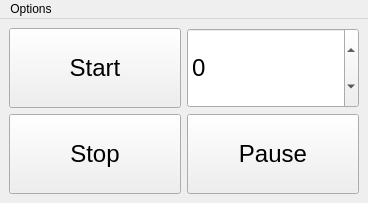
Before: the Qt Designer form ui/mainwindow.ui in AndreWohnsland/TimeTracker, drawn with Qt 5.
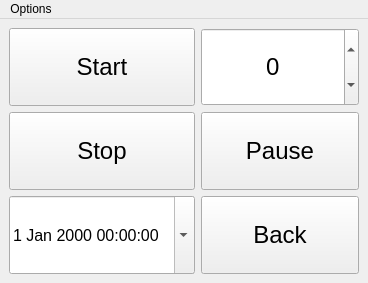
After: the same form once the commit is applied.

Commit message: Update ui elements to show / hide instead create

Patch:
```diff
--- a/ui/mainwindow.ui
+++ b/ui/mainwindow.ui
@@ -7,7 +7,7 @@
     <x>0</x>
     <y>0</y>
     <width>368</width>
-    <height>203</height>
+    <height>283</height>
    </rect>
   </property>
   <property name="windowTitle">
@@ -65,6 +65,30 @@
         </property>
        </widget>
       </item>
+      <item>
+       <widget class="QDateTimeEdit" name="past_datetime_edit">
+        <property name="minimumSize">
+         <size>
+          <width>0</width>
+          <height>50</height>
+         </size>
+        </property>
+        <property name="maximumSize">
+         <size>
+          <width>200</width>
+          <height>100</height>
+         </size>
+        </property>
+        <property name="font">
+         <font>
+          <pointsize>12</pointsize>
+         </font>
+        </property>
+        <property name="calendarPopup">
+         <bool>true</bool>
+        </property>
+       </widget>
+      </item>
      </layout>
     </item>
     <item>
@@ -88,6 +112,9 @@
           <pointsize>18</pointsize>
          </font>
         </property>
+        <property name="alignment">
+         <set>Qt::AlignCenter</set>
+        </property>
         <property name="minimum">
          <number>-120</number>
         </property>
@@ -123,6 +150,30 @@
         </property>
        </widget>
       </item>
+      <item>
+       <widget class="QPushButton" name="back_button">
+        <property name="minimumSize">
+         <size>
+          <width>0</width>
+          <height>50</height>
+         </size>
+        </property>
+        <property name="maximumSize">
+         <size>
+          <width>200</width>
+          <height>100</height>
+         </size>
+        </property>
+        <property name="font">
+         <font>
+          <pointsize>18</pointsize>
+         </font>
+        </property>
+        <property name="text">
+         <string>Back</string>
+        </property>
+       </widget>
+      </item>
      </layout>
     </item>
    </layout>
```
The commit also changes 3 other files.
